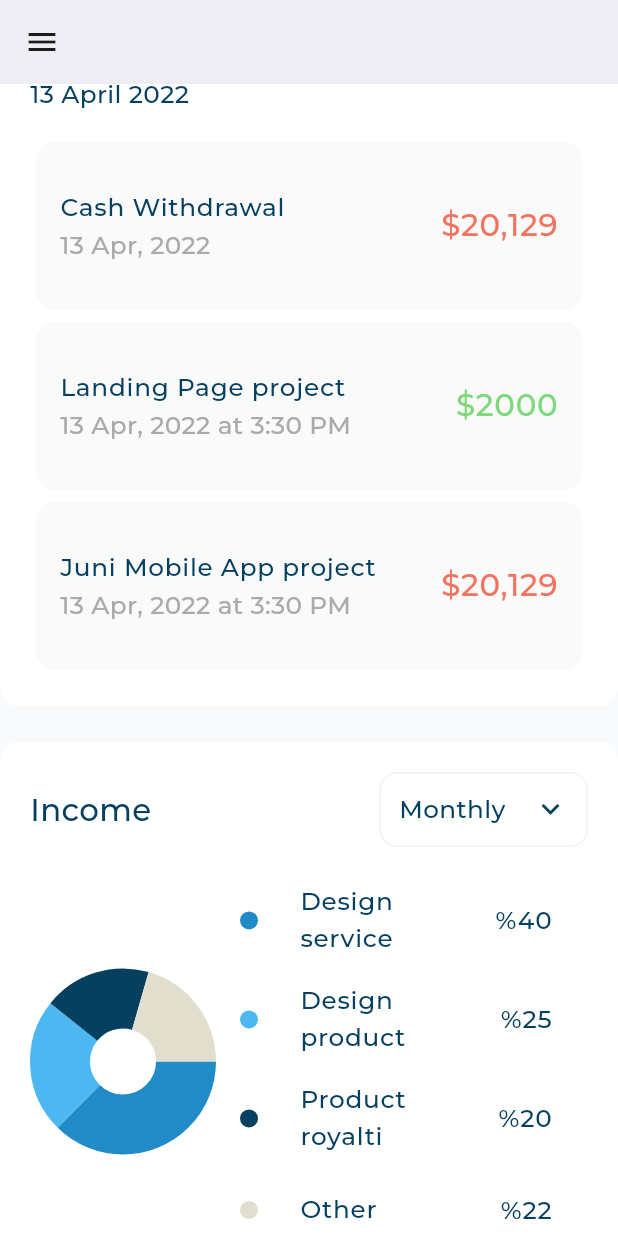
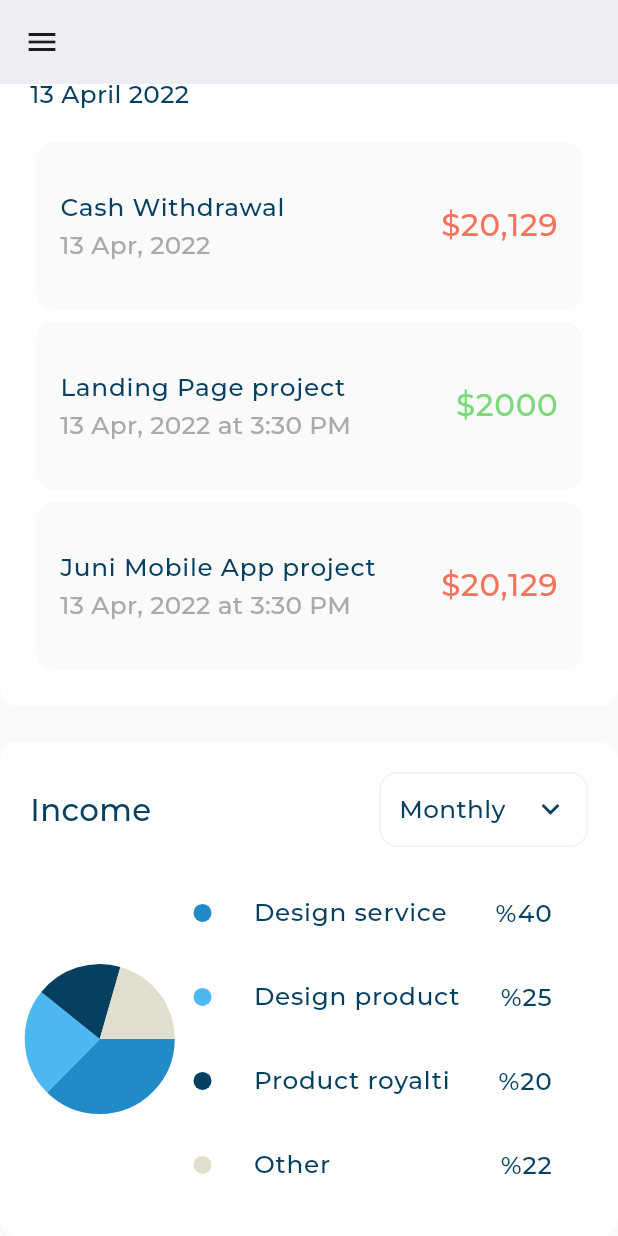
Before and after one commit to samir-227/adaptive_admin_dashboard, a Flutter app: the screen it shows after launch, scrolled down 1428 dp, on a phone screen of 412 x 824 dp. Run offline on Flutter 3.47's test engine with Material 3 defaults, Android fonts, the light colour scheme and no system bars; drawn by our look-alikes of fl_chart; our stand-ins replace device_preview, expandable_page_view, flutter_svg; project files that could hold a hidden picture were left out.

Commit message:
create responsive income section body part one

```diff
--- a/lib/main.dart
+++ b/lib/main.dart
@@ -4,14 +4,14 @@ import 'package:device_preview/device_preview.dart';
 
 void main() {
   runApp(
-    DevicePreview(
-      enabled: true,
-      tools: const [
-        ...DevicePreview.defaultTools,
-      ],
-      builder: (context) => const AdaptiveAdminDashBoard(), // Wrap your app
-    ),
-    // const AdaptiveAdminDashBoard(),
+    // DevicePreview(
+    //   enabled: true,
+    //   tools: const [
+    //     ...DevicePreview.defaultTools,
+    //   ],
+    //   builder: (context) => const AdaptiveAdminDashBoard(), // Wrap your app
+    // ),
+    const AdaptiveAdminDashBoard(),
   );
 }
 
--- a/lib/views/dashboard_view.dart
+++ b/lib/views/dashboard_view.dart
@@ -1,3 +1,5 @@
+import 'dart:developer';
+
 import 'package:adaptive_admin_dashboard/views/widgets/adaptive_layout_widget.dart';
 import 'package:adaptive_admin_dashboard/views/widgets/custom_drawer.dart';
 import 'package:adaptive_admin_dashboard/views/widgets/dashboard_mobile_layout.dart';
@@ -16,6 +18,7 @@ class _DashBoardViewState extends State<DashBoardView> {
   final GlobalKey<ScaffoldState> scaffoldKey = GlobalKey();
   @override
   Widget build(BuildContext context) {
+    log(MediaQuery.of(context).size.width.toString());
     return Scaffold(
       appBar: MediaQuery.sizeOf(context).width < 800
           ? AppBar(
@@ -33,9 +36,10 @@ class _DashBoardViewState extends State<DashBoardView> {
       key: scaffoldKey,
       backgroundColor: const Color(0xFFF7F9FA),
       body: AdaptiveLayout(
-          mobileLayout: (context) => const DashboardMobileLayout(),
-          tabletLayout: (context) => const DashboardTabletLayout(),
-          desktopLayout: (context) => const DashboardDesktopLayout()),
+        mobileLayout: (context) => const DashboardMobileLayout(),
+        tabletLayout: (context) => const DashboardTabletLayout(),
+        desktopLayout: (context) => const DashboardDesktopLayout(),
+      ),
     );
   }
 }
--- a/lib/views/widgets/desktop_layout.dart
+++ b/lib/views/widgets/desktop_layout.dart
@@ -24,6 +24,14 @@
         ),
         Expanded(
           flex: 3,
+          child: CustomScrollView(
+            slivers: [
+              SliverFillRemaining(
+                hasScrollBody: false,
+                child: Row(
+                  children: [
+                    Expanded(
+                      flex: 2,
                       child: AllExpensesAndQuickInvoiceSection(),
                     ),
                     SizedBox(
@@ -42,6 +50,12 @@
                       ),
                     )
                   ],
+                ),
+              )
+            ],
+          ),
+        )
+      ],
     );
   }
 }
--- a/lib/views/widgets/income_chart.dart
+++ b/lib/views/widgets/income_chart.dart
@@ -33,24 +33,24 @@ class _IncomeChartState extends State<IncomeChart> {
         PieChartSectionData(
           showTitle: false,
           value: 40,
-          radius: activeIndex == 0 ? 50 : 40,
+          radius: activeIndex == 0 ? 60 : 50,
           color: const Color(0xFF208BC7),
         ),
         PieChartSectionData(
           value: 25,
-          radius: activeIndex == 1 ? 50 : 40,
+          radius: activeIndex == 1 ? 60 : 50,
           showTitle: false,
           color: const Color(0xFF4DB7F2),
         ),
         PieChartSectionData(
           value: 20,
-          radius: activeIndex == 2 ? 50 : 40,
+          radius: activeIndex == 2 ? 60 : 50,
           showTitle: false,
           color: const Color(0xFF064060),
         ),
         PieChartSectionData(
           value: 22,
-          radius: activeIndex == 3 ? 50 : 40,
+          radius: activeIndex == 3 ? 60 : 50,
           showTitle: false,
           color: const Color(0xFFE2DECD),
         ),
--- a/lib/views/widgets/income_details.dart
+++ b/lib/views/widgets/income_details.dart
@@ -15,11 +15,17 @@ class IncomeDetails extends StatelessWidget {
   ];
   @override
   Widget build(BuildContext context) {
-    return ListView.builder(
-        shrinkWrap: true,
-        itemCount: items.length,
-        itemBuilder: (context, index) {
-          return Expanded(child: IncomeItem(incomeModel: items[index]));
-        });
+    return Column(
+        children: items
+            .map(
+              (e) => IncomeItem(incomeModel: e),
+            )
+            .toList());
+    // ListView.builder(
+    //     shrinkWrap: true,
+    //     itemCount: items.length,
+    //     itemBuilder: (context, index) {
+    //       return Expanded(child: IncomeItem(incomeModel: items[index]));
+    //     });
   }
 }
--- a/lib/views/widgets/income_section.dart
+++ b/lib/views/widgets/income_section.dart
@@ -1,6 +1,7 @@
 import 'package:adaptive_admin_dashboard/views/widgets/custom_background_container.dart';
 import 'package:adaptive_admin_dashboard/views/widgets/income_chart.dart';
 import 'package:adaptive_admin_dashboard/views/widgets/income_details.dart';
+import 'package:adaptive_admin_dashboard/views/widgets/income_section_body.dart';
 import 'package:adaptive_admin_dashboard/views/widgets/income_section_header.dart';
 import 'package:flutter/cupertino.dart';
 import 'package:flutter/material.dart';
@@ -18,13 +19,7 @@ class IncomeSection extends StatelessWidget {
           SizedBox(
             height: 16,
           ),
-          Row(
-            crossAxisAlignment: CrossAxisAlignment.center,
-            children: [
-              Expanded(child: IncomeChart()),
-              Expanded(flex: 2, child: IncomeDetails()),
-            ],
-          )
+          IncomeSectionBody()
         ],
       ),
     );
--- /dev/null
+++ b/lib/views/widgets/income_section_body.dart
@@ -0,0 +1,23 @@
+import 'package:adaptive_admin_dashboard/views/widgets/income_chart.dart';
+import 'package:adaptive_admin_dashboard/views/widgets/income_details.dart';
+import 'package:flutter/material.dart';
+
+class IncomeSectionBody extends StatelessWidget {
+  const IncomeSectionBody({
+    super.key,
+  });
+
+  @override
+  Widget build(BuildContext context) {
+    double width = MediaQuery.of(context).size.width;
+    return width >= 1200 && width < 1674
+        ? SizedBox()
+        : const Row(
+            crossAxisAlignment: CrossAxisAlignment.center,
+            children: [
+              Expanded(child: IncomeChart()),
+              Expanded(flex: 3, child: IncomeDetails()),
+            ],
+          );
+  }
+}
```
Lines whose indentation alone changed are shown as unchanged.
